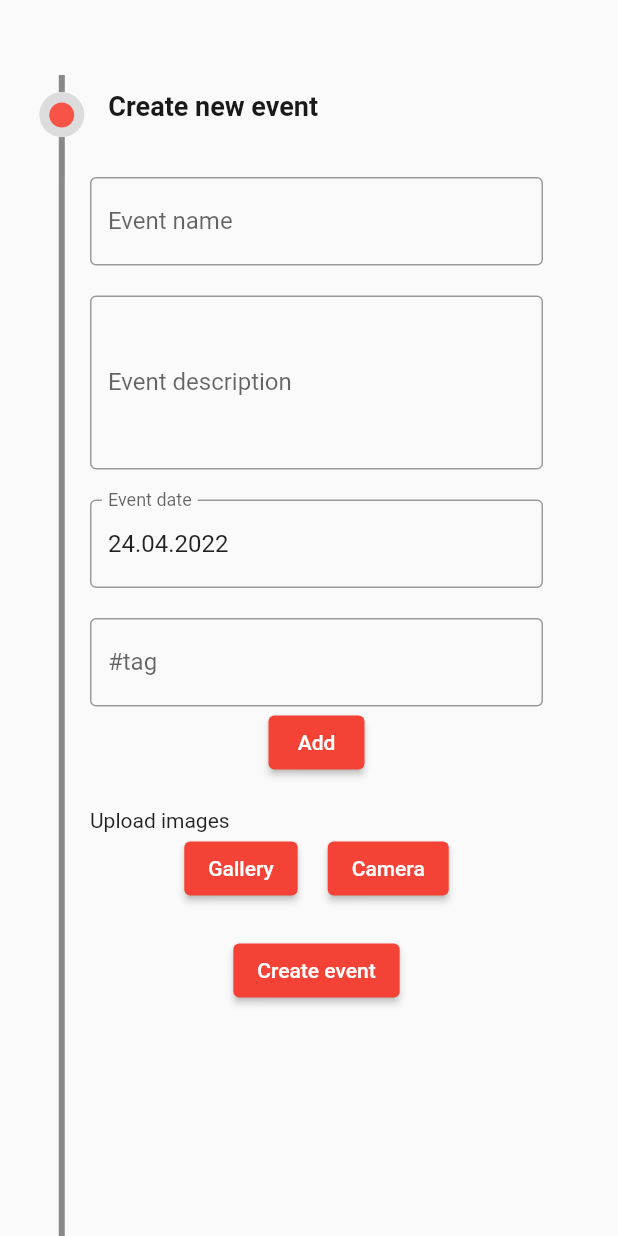
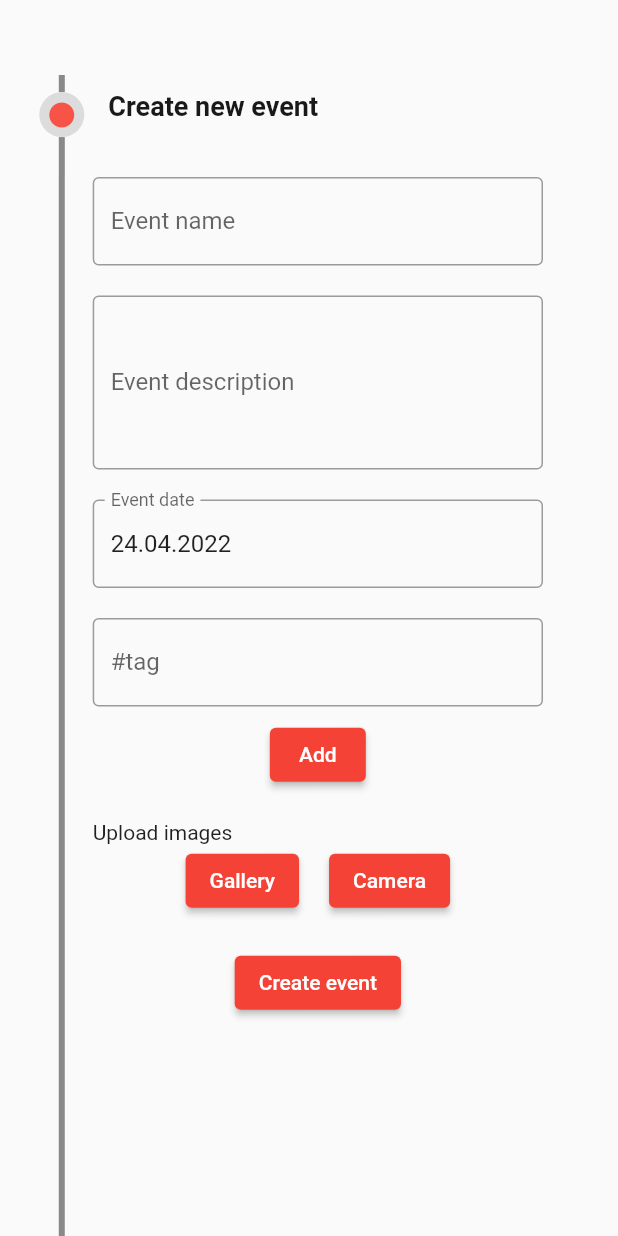
Before and after one commit to slavikmichal/Timelive, a Flutter app: the CreateEventScreen screen opened directly, on a phone screen of 412 x 824 dp. Run offline on Flutter 3.47's test engine with Material 2 defaults, Android fonts, the phone set to English and light mode, and no system bars; drawn by our look-alikes of timeline_tile; our stand-ins replace cloud_firestore, faker, firebase_core, firebase_storage, flutter_bloc, flutter_speed_dial and 5 more; missing offline and left inert: barcode_scan2; accounts and stored records are empty; Roboto replaces fonts that are missing (Ubuntu).

Commit message:
layout improved

```diff
--- a/lib/create_event_screen.dart
+++ b/lib/create_event_screen.dart
@@ -2,12 +2,11 @@ import 'dart:io';
 
 import 'package:flutter/material.dart';
 import 'package:flutter/rendering.dart';
-import 'package:permission_handler/permission_handler.dart';
+import 'package:image_picker/image_picker.dart';
+import 'package:path/path.dart';
 import 'package:timelive/models/event_form_state.dart';
 import 'package:timelive/models/timeline_zoom.dart';
 import 'package:timelive/tile.dart';
-import 'package:image_picker/image_picker.dart';
-import 'package:path/path.dart';
 
 import 'controllers/event_controller.dart';
 import 'icon_indicator.dart';
@@ -51,7 +50,7 @@ class _CreateEventScreenState extends State<CreateEventScreen> {
               ],
             ),
             Padding(
-              padding: const EdgeInsets.only(left: 60, right: 50),
+              padding: EdgeInsets.only(left: (0.15 * MediaQuery.of(context).size.width), right: 50),
               child: Column(
                 children: [
                   _addName(),
@@ -60,7 +59,7 @@ class _CreateEventScreenState extends State<CreateEventScreen> {
                   const SizedBox(height: 20),
                   _addDate(context),
                   const SizedBox(height: 20),
-                  _addTags(),
+                  _addTags(context),
                   const SizedBox(height: 20),
                   _uploadImages(),
                   const SizedBox(height: 20),
@@ -74,7 +73,7 @@ class _CreateEventScreenState extends State<CreateEventScreen> {
     );
   }
 
-  Widget _addTags() {
+  Widget _addTags(BuildContext context) {
     return Column(
       crossAxisAlignment: CrossAxisAlignment.start,
       children: [
@@ -82,7 +81,7 @@ class _CreateEventScreenState extends State<CreateEventScreen> {
           mainAxisAlignment: MainAxisAlignment.center,
           children: [
             _addTag(),
-            const SizedBox(width: 20),
+            SizedBox(height: (MediaQuery.of(context).size.height * 0.01)),
             _addTagButton(),
           ],
         ),
```
